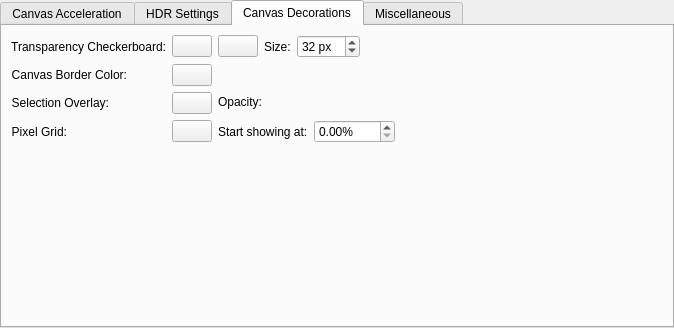
Qt form libs/ui/forms/wdgdisplaysettings.ui (KDE/krita) before a commit.
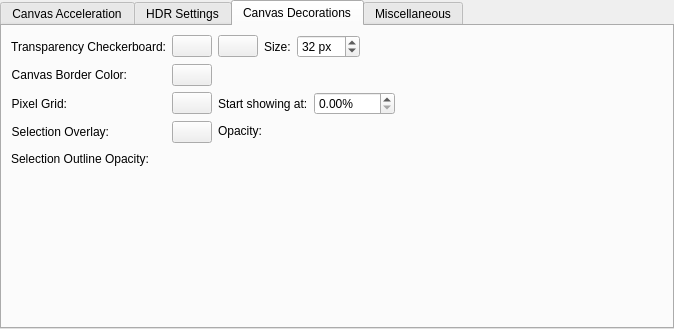
The same form after that commit. The open tabs and pages were chosen to show the change. Custom widgets are drawn as their Qt base class.

Commit message:
Update libs/ui/kis_selection_decoration.cc, libs/ui/kis_selection_decoration.h, libs/ui/dialogs/kis_dlg_preferences.cc, libs/image/kis_image_config.cpp, libs/image/kis_image_config.h, libs/ui/forms/wdgdisplaysettings.ui
Part-of: <https://invent.kde.org/graphics/krita/-/merge_requests/1697>

```diff
--- a/libs/ui/forms/wdgdisplaysettings.ui
+++ b/libs/ui/forms/wdgdisplaysettings.ui
@@ -11,7 +11,7 @@
     <x>0</x>
     <y>0</y>
     <width>674</width>
-    <height>328</height>
+    <height>329</height>
    </rect>
   </property>
   <property name="sizePolicy">
@@ -464,88 +464,6 @@
         </widget>
        </item>
        <item row="2" column="0">
-        <widget class="QLabel" name="label_2">
-         <property name="sizePolicy">
-          <sizepolicy hsizetype="Minimum" vsizetype="Preferred">
-           <horstretch>0</horstretch>
-           <verstretch>0</verstretch>
-          </sizepolicy>
-         </property>
-         <property name="text">
-          <string>Selection Overlay:</string>
-         </property>
-         <property name="alignment">
-          <set>Qt::AlignRight|Qt::AlignTrailing|Qt::AlignVCenter</set>
-         </property>
-        </widget>
-       </item>
-       <item row="2" column="1">
-        <widget class="QFrame" name="frame_2">
-         <layout class="QHBoxLayout" name="horizontalLayout_7">
-          <property name="leftMargin">
-           <number>0</number>
-          </property>
-          <property name="topMargin">
-           <number>0</number>
-          </property>
-          <property name="rightMargin">
-           <number>0</number>
-          </property>
-          <property name="bottomMargin">
-           <number>0</number>
-          </property>
-          <item>
-           <widget class="KisColorButton" name="btnSelectionOverlayColor">
-            <property name="text">
-             <string/>
-            </property>
-           </widget>
-          </item>
-          <item>
-           <widget class="QFrame" name="frame_5">
-            <layout class="QFormLayout" name="formLayout_4">
-             <property name="leftMargin">
-              <number>0</number>
-             </property>
-             <property name="topMargin">
-              <number>0</number>
-             </property>
-             <property name="rightMargin">
-              <number>0</number>
-             </property>
-             <property name="bottomMargin">
-              <number>0</number>
-             </property>
-             <item row="0" column="0">
-              <widget class="QLabel" name="label_3">
-               <property name="text">
-                <string>Opacity:</string>
-               </property>
-              </widget>
-             </item>
-             <item row="0" column="1">
-              <widget class="KisDoubleSliderSpinBox" name="sldSelectionOverlayOpacity" native="true">
-               <property name="sizePolicy">
-                <sizepolicy hsizetype="MinimumExpanding" vsizetype="Preferred">
-                 <horstretch>0</horstretch>
-                 <verstretch>0</verstretch>
-                </sizepolicy>
-               </property>
-               <property name="minimumSize">
-                <size>
-                 <width>50</width>
-                 <height>20</height>
-                </size>
-               </property>
-              </widget>
-             </item>
-            </layout>
-           </widget>
-          </item>
-         </layout>
-        </widget>
-       </item>
-       <item row="3" column="0">
         <widget class="QLabel" name="lblCanvasBorderColor_2">
          <property name="text">
           <string>Pixel Grid:</string>
@@ -555,7 +473,7 @@
          </property>
         </widget>
        </item>
-       <item row="3" column="1">
+       <item row="2" column="1">
         <widget class="QFrame" name="frame">
          <layout class="QHBoxLayout" name="horizontalLayout_6">
           <property name="leftMargin">
@@ -628,8 +546,122 @@
          </layout>
         </widget>
        </item>
-       <item row="4" column="0" colspan="2">
-        <spacer name="verticalSpacer_4">
+       <item row="3" column="0">
+        <widget class="QLabel" name="label_8">
+         <property name="sizePolicy">
+          <sizepolicy hsizetype="Minimum" vsizetype="Preferred">
+           <horstretch>0</horstretch>
+           <verstretch>0</verstretch>
+          </sizepolicy>
+         </property>
+         <property name="text">
+          <string>Selection Overlay:</string>
+         </property>
+         <property name="alignment">
+          <set>Qt::AlignRight|Qt::AlignTrailing|Qt::AlignVCenter</set>
+         </property>
+        </widget>
+       </item>
+       <item row="3" column="1">
+        <widget class="QFrame" name="frame_7">
+         <layout class="QHBoxLayout" name="horizontalLayout_8">
+          <property name="leftMargin">
+           <number>0</number>
+          </property>
+          <property name="topMargin">
+           <number>0</number>
+          </property>
+          <property name="rightMargin">
+           <number>0</number>
+          </property>
+          <property name="bottomMargin">
+           <number>0</number>
+          </property>
+          <item>
+           <widget class="KisColorButton" name="btnSelectionOverlayColor">
+            <property name="text">
+             <string/>
+            </property>
+           </widget>
+          </item>
+          <item>
+           <widget class="QFrame" name="frame_5">
+            <layout class="QFormLayout" name="formLayout_4">
+             <property name="leftMargin">
+              <number>0</number>
+             </property>
+             <property name="topMargin">
+              <number>0</number>
+             </property>
+             <property name="rightMargin">
+              <number>0</number>
+             </property>
+             <property name="bottomMargin">
+              <number>0</number>
+             </property>
+             <item row="0" column="0">
+              <widget class="QLabel" name="label_3">
+               <property name="text">
+                <string>Opacity:</string>
+               </property>
+              </widget>
+             </item>
+             <item row="0" column="1">
+              <widget class="KisDoubleSliderSpinBox" name="sldSelectionOverlayOpacity" native="true">
+               <property name="sizePolicy">
+                <sizepolicy hsizetype="MinimumExpanding" vsizetype="Preferred">
+                 <horstretch>0</horstretch>
+                 <verstretch>0</verstretch>
+                </sizepolicy>
+               </property>
+               <property name="minimumSize">
+                <size>
+                 <width>50</width>
+                 <height>20</height>
+                </size>
+               </property>
+              </widget>
+             </item>
+            </layout>
+           </widget>
+          </item>
+         </layout>
+        </widget>
+       </item>
+       <item row="4" column="0">
+        <widget class="QLabel" name="label_2">
+         <property name="sizePolicy">
+          <sizepolicy hsizetype="Minimum" vsizetype="Preferred">
+           <horstretch>0</horstretch>
+           <verstretch>0</verstretch>
+          </sizepolicy>
+         </property>
+         <property name="text">
+          <string>Selection Outline Opacity:</string>
+         </property>
+         <property name="alignment">
+          <set>Qt::AlignRight|Qt::AlignTrailing|Qt::AlignVCenter</set>
+         </property>
+        </widget>
+       </item>
+       <item row="4" column="1">
+        <widget class="KisDoubleSliderSpinBox" name="sldSelectionOutlineOpacity" native="true">
+         <property name="sizePolicy">
+          <sizepolicy hsizetype="MinimumExpanding" vsizetype="Preferred">
+           <horstretch>0</horstretch>
+           <verstretch>0</verstretch>
+          </sizepolicy>
+         </property>
+         <property name="minimumSize">
+          <size>
+           <width>50</width>
+           <height>20</height>
+          </size>
+         </property>
+        </widget>
+       </item>
+       <item row="5" column="0" colspan="2">
+        <spacer name="verticalSpacer">
          <property name="orientation">
           <enum>Qt::Vertical</enum>
          </property>
@@ -642,6 +674,30 @@
         </spacer>
        </item>
       </layout>
+      <widget class="QFrame" name="frame_2">
+       <property name="geometry">
+        <rect>
+         <x>0</x>
+         <y>0</y>
+         <width>100</width>
+         <height>30</height>
+        </rect>
+       </property>
+       <layout class="QHBoxLayout" name="horizontalLayout_7">
+        <property name="leftMargin">
+         <number>0</number>
+        </property>
+        <property name="topMargin">
+         <number>0</number>
+        </property>
+        <property name="rightMargin">
+         <number>0</number>
+        </property>
+        <property name="bottomMargin">
+         <number>0</number>
+        </property>
+       </layout>
+      </widget>
      </widget>
      <widget class="QWidget" name="tab_4">
       <attribute name="title">
```
The commit also changes 5 other files.
